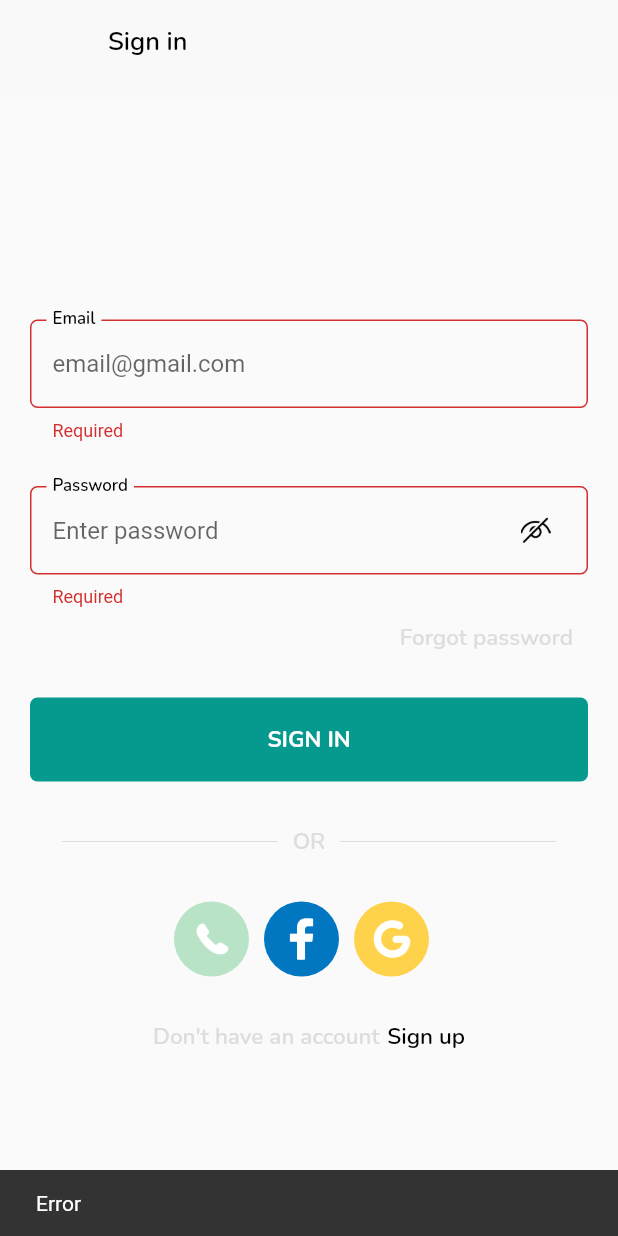
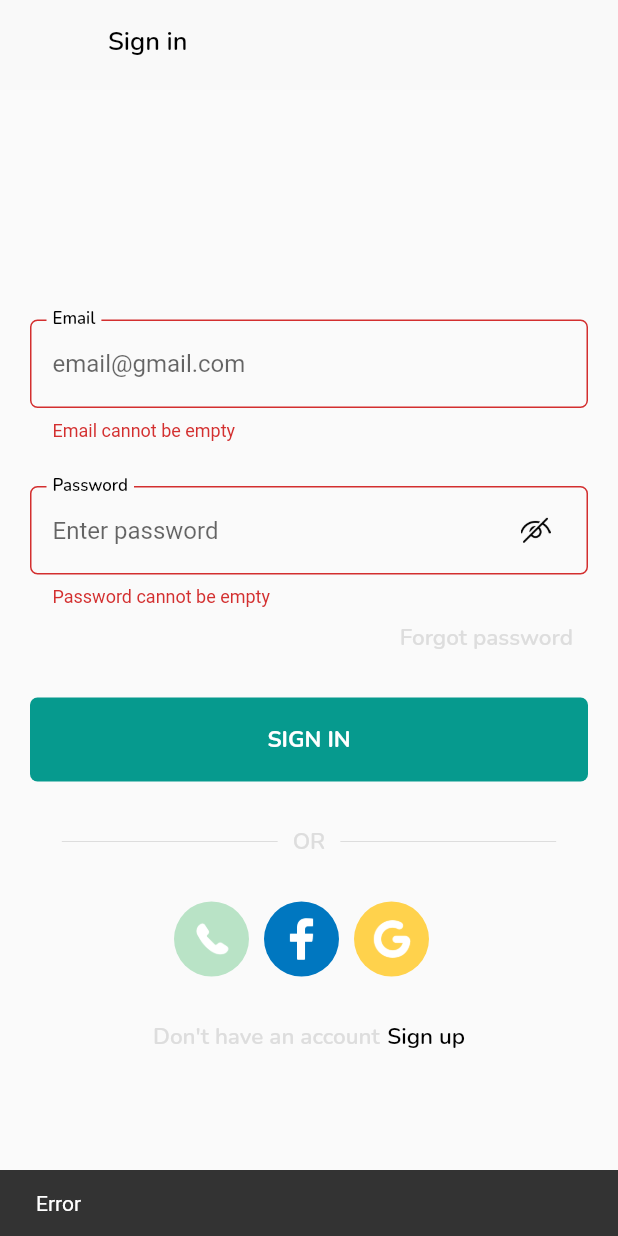
Before and after one commit to tientran01/sport, a Flutter app: the screen it shows after launch, after a tap on "SIGN IN", on a phone screen of 412 x 824 dp. Run offline on Flutter 3.47's test engine with Material 2 defaults, Android fonts, the phone set to English and light mode, and no system bars; our stand-ins replace cached_network_image, carousel_slider, cloud_firestore, dio, equatable, firebase_auth and 19 more; missing offline and left inert: flutter_app_badger, flutter_facebook_auth; accounts and stored records are empty; generated files the repository leaves out were written again.

Commit message:
fix login phone number

```diff
--- a/lib/bloc/phone_auth/bloc/phone_auth_bloc.dart
+++ b/lib/bloc/phone_auth/bloc/phone_auth_bloc.dart
@@ -19,7 +19,7 @@ class PhoneAuthBloc extends Bloc<PhoneAuthEvent, PhoneAuthState> {
   ) async {
     emitter(
       state.copyWith(
-        phoneNumber: event.phoneNumber ?? "",
+        phoneNumber: event.phoneNumber ?? state.phoneNumber,
       ),
     );
   }
--- a/lib/bloc/profile/bloc/profile_bloc.dart
+++ b/lib/bloc/profile/bloc/profile_bloc.dart
@@ -16,7 +16,7 @@ class ProfileBloc extends Bloc<ProfileEvent, ProfileState> {
     on<GetDisplayNameFromTextFieldEvent>(_onGetDisplayNameFromTextField);
     on<EditDisplayNameEvent>(_onEditDisplayName);
     on<GetUserProfileEvent>(_onGetUser);
-    on<DeleteProfileEvent>(_onDeleteProfile);
+    on<DeleteAccountEvent>(_onDeleteAccount);
   }
 
   Future<void> _onGetUser(
@@ -52,8 +52,8 @@ class ProfileBloc extends Bloc<ProfileEvent, ProfileState> {
     getIt.get<ProfileBloc>().add(GetUserProfileEvent());
   }
 
-  Future<void> _onDeleteProfile(
-      DeleteProfileEvent event, Emitter<void> emitter) async {
+  Future<void> _onDeleteAccount(
+      DeleteAccountEvent event, Emitter<void> emitter) async {
     FirebaseHelper.shared.deleteUser();
     Loading.show();
     NavigationService.navigatorKey.currentState?.pushNamed(AppRouteName.login);
--- a/lib/bloc/profile/bloc/profile_event.dart
+++ b/lib/bloc/profile/bloc/profile_event.dart
@@ -18,4 +18,4 @@ class EditDisplayNameEvent extends ProfileEvent {}
 
 class GetUserProfileEvent extends ProfileEvent {}
 
-class DeleteProfileEvent extends ProfileEvent {}
+class DeleteAccountEvent extends ProfileEvent {}
--- a/lib/component/custom_text_field.dart
+++ b/lib/component/custom_text_field.dart
@@ -86,7 +86,7 @@ class _CustomTextFieldState extends State<CustomTextField> {
               )
             : widget.suffixIcon,
         border: outlineInputBorder(color: Colors.transparent),
-        focusedBorder: outlineInputBorder(color: AppColor.arsenic),
+        focusedBorder: outlineInputBorder(color: AppColor.viridianGreen),
         floatingLabelBehavior: FloatingLabelBehavior.always,
       ),
       onChanged: widget.onChanged,
@@ -132,14 +132,14 @@ class _CustomTextFieldState extends State<CustomTextField> {
     switch (widget.type) {
       case TextFieldType.email:
         if (value == null || value.isEmpty) {
-          return local.required;
+          return local.emailRequired;
         } else if (!isEmailValid(value)) {
           return local.emailInvalid;
         }
         break;
       case TextFieldType.password:
         if (value == null || value.isEmpty) {
-          return local.required;
+          return local.passwordRequired;
         } else if (!isPasswordValid(value)) {
           return local.passwordInvalid;
         }
@@ -151,7 +151,7 @@ class _CustomTextFieldState extends State<CustomTextField> {
         break;
       case TextFieldType.phoneNumber:
         if (value == null || value.isEmpty) {
-          return local.required;
+          return local.phoneRequired;
         } else if (!isPhoneValid(value)) {
           return local.phoneInvalid;
         }
@@ -169,7 +169,7 @@ class _CustomTextFieldState extends State<CustomTextField> {
 
   bool isPasswordValid(String password) {
     final RegExp passwordRegExp = RegExp(
-      r'^(?=.*\d).{8,15}$',
+      r'^(?=.*[A-Za-z])(?=.*\d)[A-Za-z\d]{8,15}$',
     );
     return passwordRegExp.hasMatch(password);
   }
@@ -181,11 +181,11 @@ class _CustomTextFieldState extends State<CustomTextField> {
     return phoneRegExp.hasMatch(phone);
   }
 
-  OutlineInputBorder outlineInputBorder({Color? color}) {
+  OutlineInputBorder outlineInputBorder({Color? color, double? width}) {
     return OutlineInputBorder(
       borderSide: BorderSide(
         color: color ?? AppColor.darkSilver,
-        width: 1.0,
+        width: width ?? 1.0,
       ),
       borderRadius: BorderRadius.circular(
         Constants.size5,
--- a/lib/component/name_section.dart
+++ b/lib/component/name_section.dart
@@ -27,15 +27,15 @@ class NameSection extends StatelessWidget {
                 TextView(
                   text: text,
                   fontSize: Constants.size15,
-                  fontWeight: FontWeight.w500,
-                  textColor: AppColor.blue,
+                  fontWeight: FontWeight.w700,
+                  textColor: AppColor.viridianGreen,
                 ),
                 Container(
                   padding: EdgeInsets.only(left: Constants.size5),
                   child: Image.asset(
                     AppResource.rightArrow,
                     width: Constants.size15,
-                    color: AppColor.blue,
+                    color: AppColor.viridianGreen,
                   ),
                 ),
               ],
--- a/lib/l10n/app_en.arb
+++ b/lib/l10n/app_en.arb
@@ -59,11 +59,15 @@
   "required": "Required",
   "emailInvalid": "Invalid email",
   "phoneInvalid": "Invalid phone number",
-  "passwordInvalid": "Invalid password",
+  "passwordInvalid": "Password has minimum 8 characters, at least one letter and one number",
   "editDisplayName": "Edit display name",
   "send": "Send",
   "signInWithPhoneNumber": "Sign in with phone number",
   "searchInput": "What do you looking for...?",
+  "emailRequired": "Email cannot be empty",
+  "passwordRequired": "Password cannot be empty",
+  "phoneRequired": "Phone number cannot be empty",
+  "deleteAccountConfirm": "Are you sure to delete account",
   "@helloWorld": {
     "description": "The conventional newborn programmer greeting"
   }
--- a/lib/l10n/app_vi.arb
+++ b/lib/l10n/app_vi.arb
@@ -59,11 +59,15 @@
     "required": "Bắt buộc",
     "emailInvalid": "Email không đúng định dạng",
     "phoneInvalid": "Số điện thoại không đúng định dạng",
-    "passwordInvalid": "Mật khẩu không đủ điều kiện",
+    "passwordInvalid": "Mật khẩu có tối thiểu 8 kí tự, ít nhất 1 chữ cái và 1 số",
     "editDisplayName": "Thay đổi tên hiển thị",
     "send": "Gửi",
     "signInWithPhoneNumber": "Đăng nhập bằng số điện thoại",
     "searchInput": "Bạn đang tìm gì thế nhợ...?",
+    "emailRequired": "Email không được để trống",
+    "passwordRequired": "Mật khẩu không được để trống",
+    "phoneRequired": "Số điện thoại không được để trống",
+    "deleteAccountConfirm": "Bạn có muốn xoá tài khoản?",
     "@helloWorld": {
       "description": "The conventional newborn programmer greeting"
     }
--- a/lib/pages/auth/login/login_screen.dart
+++ b/lib/pages/auth/login/login_screen.dart
@@ -74,12 +74,13 @@ class _LoginScreenState extends State<LoginScreen> with BaseView {
                     ),
                     SizedBox(height: Constants.size30),
                     Button(
-                        text: S.of(context).signin,
-                        onTap: () {
-                          tryLogin();
-                        },
-                        textColor: AppColor.white,
-                        bgColor: AppColor.viridianGreen),
+                      text: S.of(context).signin,
+                      onTap: () {
+                        tryLogin();
+                      },
+                      textColor: AppColor.white,
+                      bgColor: AppColor.viridianGreen,
+                    ),
                     SizedBox(height: Constants.size30),
                     DividerCustom(
                       textDisplay: S.of(context).or,
@@ -176,6 +177,7 @@ class _LoginScreenState extends State<LoginScreen> with BaseView {
   void tryLogin() {
     if (super.formKey.currentState?.validate() == true) {
       getIt.get<LoginBloc>().add(LoginWithEmailAndPasswordEvent());
+      super.unfocus(context);
     } else {
       super.showSnackBar(AppStrings.error);
     }
--- a/lib/pages/auth/sign_up/sign_up_screen.dart
+++ b/lib/pages/auth/sign_up/sign_up_screen.dart
@@ -94,6 +94,7 @@ class _SignUpScreenState extends State<SignUpScreen> with BaseView {
   void trySignUp() {
     if (super.formKey.currentState?.validate() == true) {
       getIt.get<SignUpBloc>().add(CreateNewAccountEvent());
+      super.unfocus(context);
     } else {
       showSnackBar(AppStrings.error);
     }
--- a/lib/pages/base/base_view.dart
+++ b/lib/pages/base/base_view.dart
@@ -13,6 +13,10 @@ mixin BaseView<T extends StatefulWidget> on State<T> {
   @override
   void initState() {
     super.initState();
+  }
+
+  void unfocus(BuildContext context) {
+    FocusScope.of(context).unfocus();
   }
 
   @override
```
Also changed, not shown: lib/pages/auth/phone/phone_input_screen.dart (+13 -3 lines), lib/pages/profile/profile_screen.dart (+12 -1 lines).
